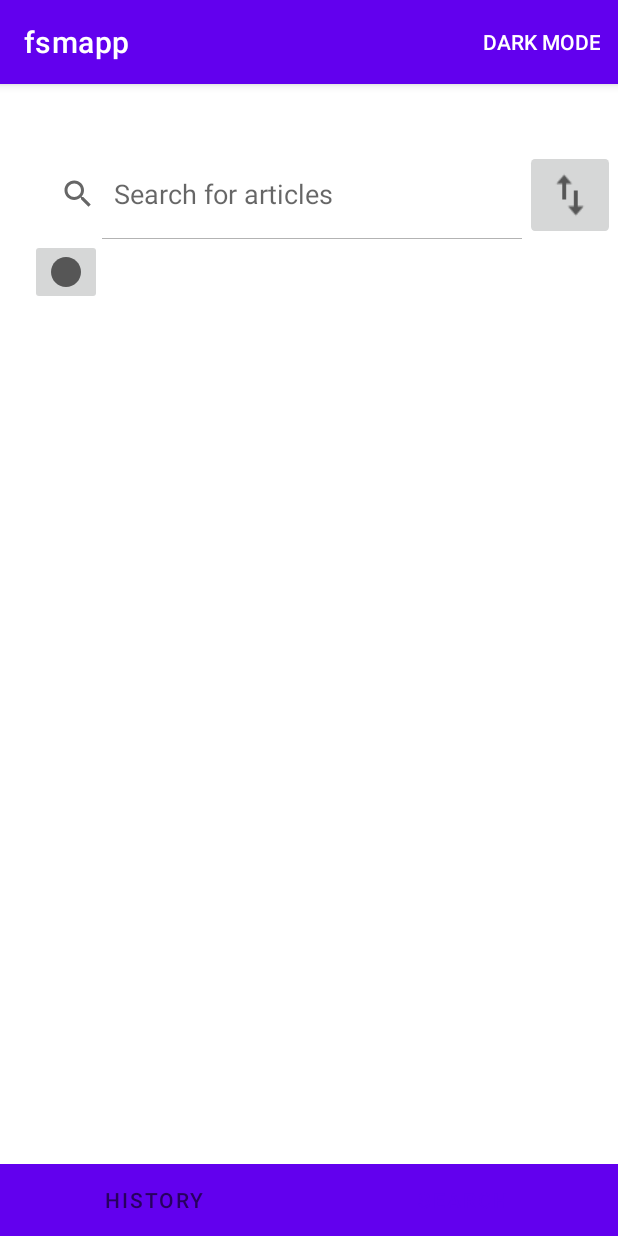
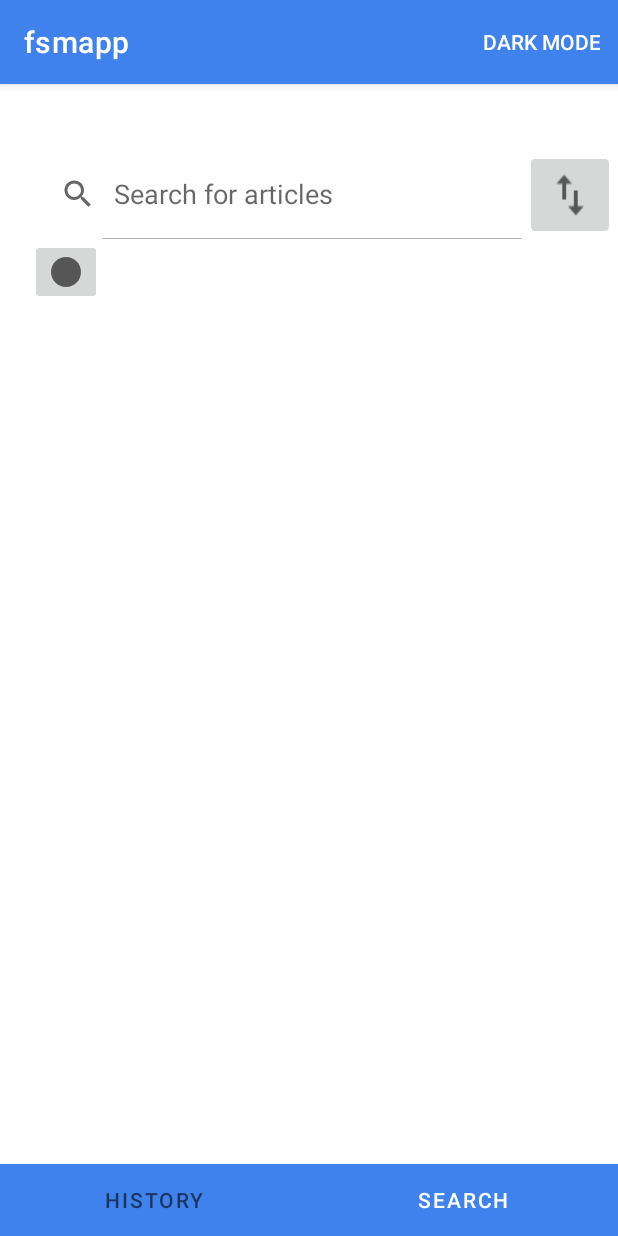
Before and after one commit to theredstone496/federated-states-of-microsoft-teams, an Android app: the screen it shows after launch (MainActivity), item 2 of the bottom bar chosen, on a phone screen of 412 x 824 dp. Run offline under Robolectric (Android 15) with nearby library versions, the phone set to English and light mode, and no system bars.

Commit message:
minor bugfixes

```diff
--- a/app/src/main/java/com/example/fsmapp/HistoryFragment.kt
+++ b/app/src/main/java/com/example/fsmapp/HistoryFragment.kt
@@ -40,4 +40,9 @@ class HistoryFragment : Fragment() {
         binding.recyclerViewHist.adapter = RecyclerAdapter(articleList) //idk change adapter if needed
         binding.recyclerViewHist.layoutManager = LinearLayoutManager(requireContext())
     }
+
+    override fun onResume() {
+        super.onResume()
+        binding.recyclerViewHist.adapter!!.notifyDataSetChanged()
+    }
 }
--- a/app/src/main/res/layout/activity_main.xml
+++ b/app/src/main/res/layout/activity_main.xml
@@ -27,7 +27,8 @@
             android:background="?attr/colorPrimary"
             app:layout_constraintBottom_toBottomOf="parent"
             app:layout_constraintEnd_toEndOf="parent"
-            app:layout_constraintStart_toStartOf="parent" />
+            app:layout_constraintStart_toStartOf="parent"
+            app:tabSelectedTextColor="@color/white" />
 
         <com.google.android.material.appbar.AppBarLayout
             android:id="@+id/appBarLayout"
--- a/app/src/main/res/layout/card_layout.xml
+++ b/app/src/main/res/layout/card_layout.xml
@@ -32,7 +32,6 @@
             android:layout_height="wrap_content"
             android:layout_marginStart="10dp"
             android:layout_marginTop="6dp"
-            android:text="efefefefe"
             android:textSize="14sp"
             app:layout_constraintEnd_toEndOf="parent"
             app:layout_constraintHorizontal_bias="0.0"
@@ -47,7 +46,6 @@
             android:layout_marginStart="10dp"
             android:layout_marginTop="6dp"
             android:layout_marginBottom="16dp"
-            android:text="efefefefe"
             android:textSize="14sp"
             app:layout_constraintBottom_toBottomOf="parent"
             app:layout_constraintEnd_toEndOf="parent"
--- a/app/src/main/res/values/colors.xml
+++ b/app/src/main/res/values/colors.xml
@@ -7,4 +7,6 @@
     <color name="teal_700">#FF018786</color>
     <color name="black">#FF000000</color>
     <color name="white">#FFFFFFFF</color>
+    <color name="blue">#FF4082ED</color>
+    <color name="blue2">#FF2562C4</color>
 </resources>
--- a/app/src/main/res/values/themes.xml
+++ b/app/src/main/res/values/themes.xml
@@ -2,8 +2,8 @@
     <!-- Base application theme. -->
     <style name="Theme.Fsmapp" parent="Theme.MaterialComponents.DayNight.DarkActionBar">
         <!-- Primary brand color. -->
-        <item name="colorPrimary">@color/purple_500</item>
-        <item name="colorPrimaryVariant">@color/purple_700</item>
+        <item name="colorPrimary">@color/blue</item>
+        <item name="colorPrimaryVariant">@color/blue2</item>
         <item name="colorOnPrimary">@color/white</item>
         <!-- Secondary brand color. -->
         <item name="colorSecondary">@color/teal_200</item>
```
Also changed, not shown: app/src/main/java/com/example/fsmapp/MainActivity.kt (+0 -16 lines).
